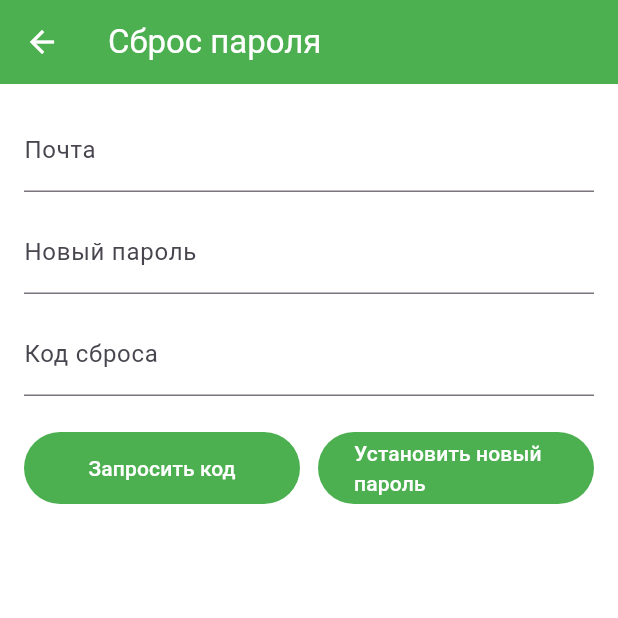
After one commit to Heijin/ProfitLeagueDocuments, a Flutter app: the screen it shows after launch, after a tap on "Забыли пароль?", on a phone screen of 412 x 824 dp, the top half of it. The commit adds this screen. Run offline on Flutter 3.47's test engine with Material 3 defaults, Android fonts, the phone set to English and light mode, and no system bars; our stand-ins replace device_info_plus, firebase_core, firebase_messaging, flutter_local_notifications, flutter_secure_storage, image_picker and 4 more; missing offline and left inert: app_settings, google_api_availability, mobile_scanner, pro_image_editor; accounts and stored records are empty; project files that could hold a hidden picture were left out.

Commit message:
Экран сброса пароля. Кнопки с заглушками

```diff
--- a/lib/features/auth/screens/authorization_screen.dart
+++ b/lib/features/auth/screens/authorization_screen.dart
@@ -5,12 +5,14 @@ import 'package:firebase_messaging/firebase_messaging.dart';
 import 'package:universal_platform/universal_platform.dart';
 import 'package:profit_league_documents/api/api_client.dart';
 import 'package:profit_league_documents/features/auth/screens/registration_screen.dart';
+import 'package:profit_league_documents/features/auth/screens/reset_password_screen.dart'; // 👈 добавили
 import 'package:profit_league_documents/shared/auth_storage.dart';
 import 'package:profit_league_documents/firebase/firebase_service.dart';
 import 'package:profit_league_documents/features/notifications/screens/push_details_screen.dart';
 import 'package:profit_league_documents/navigation_service.dart';
 import 'package:profit_league_documents/main_navigation.dart';
 import 'package:profit_league_documents/utils/device_utils.dart';
+import 'package:profit_league_documents/features/auth/screens//validators.dart';
 
 class AuthorizationScreen extends StatefulWidget {
   final ApiClient apiClient;
@@ -137,6 +139,15 @@ class _AuthorizationScreenState extends State<AuthorizationScreen> {
     );
   }
 
+  void _navigateToResetPassword() {
+    Navigator.push(
+      context,
+      MaterialPageRoute(
+        builder: (context) => ResetPasswordScreen(apiClient: widget.apiClient),
+      ),
+    );
+  }
+
   @override
   void dispose() {
     _emailController.dispose();
@@ -178,7 +189,7 @@ class _AuthorizationScreenState extends State<AuthorizationScreen> {
                       keyboardType: TextInputType.emailAddress,
                       validator: (value) {
                         if (value == null ||
-                            !RegExp(r'^\S+@\S+\.\S+$').hasMatch(value)) {
+                            !Validators.isValidEmail(value)) {
                           return 'Введите корректный email';
                         }
                         return null;
@@ -211,6 +222,11 @@ class _AuthorizationScreenState extends State<AuthorizationScreen> {
                           onPressed: _navigateToRegistration,
                           child: const Text('Зарегистрироваться'),
                         ),
+                        const SizedBox(height: 12),
+                        TextButton(
+                          onPressed: _navigateToResetPassword,
+                          child: const Text('Забыли пароль?'),
+                        ),
                       ],
                     ),
                   ],
--- /dev/null
+++ b/lib/features/auth/screens/reset_password_screen.dart
@@ -0,0 +1,125 @@
+import 'package:flutter/material.dart';
+import 'package:profit_league_documents/api/api_client.dart';
+import 'package:profit_league_documents/shared/auth_storage.dart';
+import 'package:profit_league_documents/features/auth/screens/validators.dart';
+
+class ResetPasswordScreen extends StatefulWidget {
+  final ApiClient apiClient;
+
+  const ResetPasswordScreen({super.key, required this.apiClient});
+
+  @override
+  State<ResetPasswordScreen> createState() => _ResetPasswordScreenState();
+}
+
+class _ResetPasswordScreenState extends State<ResetPasswordScreen> {
+  final _formKey = GlobalKey<FormState>();
+  final _emailFormKey = GlobalKey<FormState>(); // отдельный ключ для email
+  final _emailController = TextEditingController();
+  final _passwordController = TextEditingController();
+  final _codeController = TextEditingController();
+
+  @override
+  void initState() {
+    super.initState();
+    _loadSavedEmail();
+  }
+
+  Future<void> _loadSavedEmail() async {
+    final savedEmail = await AuthStorage().getEmail();
+    if (savedEmail != null && mounted) {
+      setState(() {
+        _emailController.text = savedEmail;
+      });
+    }
+  }
+
+  void _requestCode() {
+    if (_emailFormKey.currentState!.validate()) {
+      // заглушка
+      ScaffoldMessenger.of(context).showSnackBar(
+        const SnackBar(content: Text('Запрос кода отправлен (заглушка)')),
+      );
+    }
+  }
+
+  void _setNewPassword() {
+    if (!_formKey.currentState!.validate()) return;
+
+    // заглушка
+    ScaffoldMessenger.of(context).showSnackBar(
+      const SnackBar(content: Text('Пароль обновлён (заглушка)')),
+    );
+  }
+
+  @override
+  Widget build(BuildContext context) {
+    return Scaffold(
+      appBar: AppBar(title: const Text('Сброс пароля'), backgroundColor: Colors.green),
+      body: Padding(
+        padding: const EdgeInsets.all(16),
+        child: Column(
+          children: [
+            Form(
+              key: _emailFormKey,
+              child: TextFormField(
+                controller: _emailController,
+                decoration: const InputDecoration(labelText: 'Почта'),
+                keyboardType: TextInputType.emailAddress,
+                validator: (value) {
+                  if (!Validators.isValidEmail(value)) {
+                    return 'Введите корректный email';
+                  }
+                  return null;
+                },
+              ),
+            ),
+            const SizedBox(height: 12),
+            Form(
+              key: _formKey,
+              child: Column(
+                children: [
+                  TextFormField(
+                    controller: _passwordController,
+                    decoration: const InputDecoration(labelText: 'Новый пароль'),
+                    obscureText: true,
+                    validator: Validators.validatePassword,
+                  ),
+                  const SizedBox(height: 12),
+                  TextFormField(
+                    controller: _codeController,
+                    decoration: const InputDecoration(labelText: 'Код сброса'),
+                    validator: (value) {
+                      if (value == null || value.isEmpty) {
+                        return 'Введите код сброса';
+                      }
+                      return null;
+                    },
+                  ),
+                ],
+              ),
+            ),
+            const SizedBox(height: 24),
+            Row(
+              children: [
+                Expanded(
+                  child: ElevatedButton(
+                    onPressed: _requestCode,
+                    child: const Text('Запросить код'),
+                  ),
+                ),
+                const SizedBox(width: 12),
+                Expanded(
+                  child: ElevatedButton(
+                    onPressed: _setNewPassword,
+                    child: const Text('Установить новый пароль'),
+                  ),
+                ),
+              ],
+            ),
+          ],
+        ),
+      ),
+    );
+  }
+}
```
Also changed, not shown: lib/features/auth/screens/registration_screen.dart (+3 -14 lines), lib/features/auth/screens/validators.dart (added, +27 -0 lines). Lines whose indentation alone changed are shown as unchanged.
